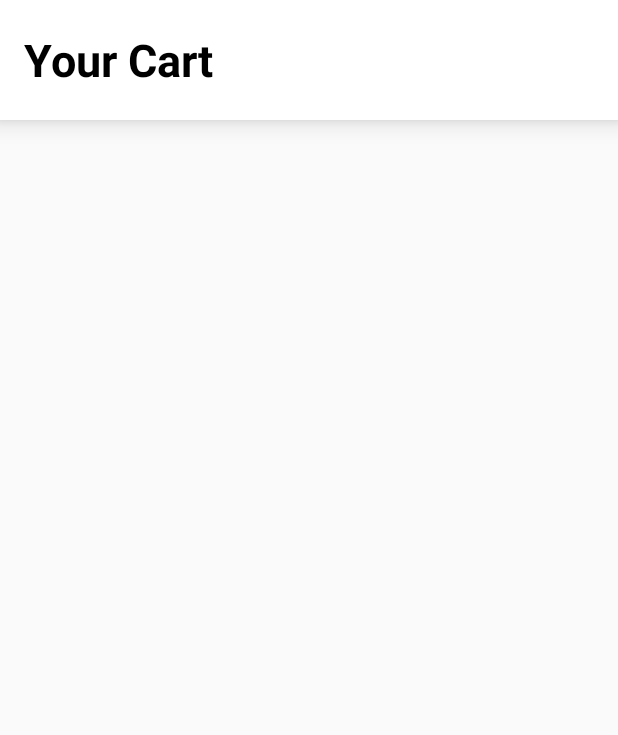
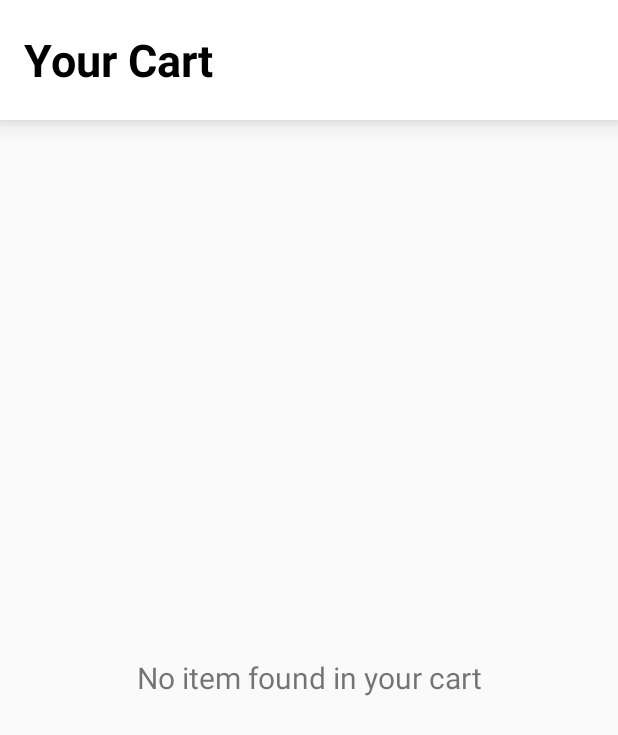
Before and after one commit to wnyao/OrderingApplication, an Android app: the screen it shows after launch (CartActivity), after a tap on "Cart", on a phone screen of 412 x 824 dp. Shown: the top 735 px of the screen. Run offline under Robolectric (Android 15) with nearby library versions, the phone set to English and light mode, and no system bars.

Commit message:
Add message for no item in cart and finalize for final version of MVP

```diff
--- a/app/src/main/java/com/example/kongwenyao/orderingapplication/CartActivity.java
+++ b/app/src/main/java/com/example/kongwenyao/orderingapplication/CartActivity.java
@@ -2,6 +2,7 @@ package com.example.kongwenyao.orderingapplication;
 
 import android.content.SharedPreferences;
 import android.os.Bundle;
+import android.support.constraint.ConstraintLayout;
 import android.support.v7.app.AppCompatActivity;
 import android.support.v7.widget.DefaultItemAnimator;
 import android.support.v7.widget.DividerItemDecoration;
@@ -9,7 +10,10 @@ import android.support.v7.widget.LinearLayoutManager;
 import android.support.v7.widget.RecyclerView;
 import android.support.v7.widget.Toolbar;
 import android.support.v7.widget.helper.ItemTouchHelper;
+import android.view.Gravity;
 import android.view.Menu;
+import android.view.ViewGroup;
+import android.widget.TextView;
 
 import java.util.ArrayList;
 import java.util.Arrays;
@@ -40,6 +44,7 @@ public class CartActivity extends AppCompatActivity implements RecyclerItemTouch
         cartList = new LinkedList<>(Arrays.asList(getCartList())); //Note: Array.asList returning fixed-size list; can't flexibly remove
         adapter = new CartListAdapter(cartList);
 
+        if (cartList.size() != 0) {
             //Recycler view setup
             RecyclerView.LayoutManager layoutManager = new LinearLayoutManager(getApplicationContext());
             recyclerView.setLayoutManager(layoutManager);
@@ -51,6 +56,10 @@ public class CartActivity extends AppCompatActivity implements RecyclerItemTouch
             ItemTouchHelper.SimpleCallback itemTouchHelperCallback = new RecyclerItemTouchHelper(0,
                     ItemTouchHelper.LEFT, this);
             new ItemTouchHelper(itemTouchHelperCallback).attachToRecyclerView(recyclerView);
+        } else {
+            //Inform user for no item in cart
+            notifyForNoItem();
+        }
     }
 
     @Override
@@ -84,7 +93,7 @@ public class CartActivity extends AppCompatActivity implements RecyclerItemTouch
     public void onSwiped(RecyclerView.ViewHolder viewHolder, int direction, int position) {
 
         if (viewHolder instanceof CartListAdapter.ViewHolder) {
-            //Get remove item name
+            //TODO: notify remove item name
             String foodName = cartList.get(viewHolder.getAdapterPosition()).split(",")[0];
 
             //Remove item from data set and shared preferences
@@ -99,7 +108,22 @@ public class CartActivity extends AppCompatActivity implements RecyclerItemTouch
         String key = ITEM_PREFIX_TAG + "_" + String.valueOf(position);
         SharedPreferences sharedPreferences = getSharedPreferences(CART_STORAGE_TAG, 0);
         sharedPreferences.edit().remove(key).apply();
+    }
 
+    //Notify user for no item in cart
+    private void notifyForNoItem() {
+        ConstraintLayout constraintLayout = findViewById(R.id.constraitLayout);
+        TextView textView = new TextView(this);
+
+        //Layout parameters
+        ViewGroup.LayoutParams layoutParams = new ViewGroup.LayoutParams(ViewGroup.LayoutParams.MATCH_PARENT,
+                ViewGroup.LayoutParams.MATCH_PARENT);
+        textView.setLayoutParams(layoutParams);
+        textView.setText(R.string.notify_string_no_item);
+        textView.setTextSize(20);
+        textView.setGravity(Gravity.CENTER_VERTICAL|Gravity.CENTER_HORIZONTAL);
+
+        constraintLayout.addView(textView);
     }
 
 }
--- a/app/src/main/java/com/example/kongwenyao/orderingapplication/CartListAdapter.java
+++ b/app/src/main/java/com/example/kongwenyao/orderingapplication/CartListAdapter.java
@@ -49,11 +49,10 @@ public class CartListAdapter extends RecyclerView.Adapter<CartListAdapter.ViewHo
         final String[] item = dataset.get(position).split(",");
         String totalPrice = "$" + String.format("%.2f", getTotalPrice(item[1], item[2]));
 
-        //Display info
+        //Display cart item information
         holder.nameTextView.setText(item[0]);
         holder.amountTextView.setText(item[1]);
         holder.priceTextView.setText(totalPrice);
-
     }
 
     @Override
@@ -71,7 +70,7 @@ public class CartListAdapter extends RecyclerView.Adapter<CartListAdapter.ViewHo
 
     public void removeItem(int position) {
 
-        Log.e("e", String.valueOf(position)); //
+        Log.e("remove position", String.valueOf(position)); //
 
         dataset.remove(position);
         notifyItemRemoved(position);
--- a/app/src/main/java/com/example/kongwenyao/orderingapplication/ItemInfoActivity.java
+++ b/app/src/main/java/com/example/kongwenyao/orderingapplication/ItemInfoActivity.java
@@ -30,10 +30,10 @@ public class ItemInfoActivity extends AppCompatActivity implements View.OnClickL
     private int drawableID, itemAmount = 1;
     private Double itemPrice;
 
-    public static int TOTAL_ITEM;
+    public static int TOTAL_ITEM; //For recording number of total item picked
     public static final String INTENT_MESSAGE = "NOTICE";
 
-    public static final String PREFS_FILE = "PREFS_FILE"; //Preferences file for sharing the total of cart items
+    public static final String PREFS_FILE_KEY = "PREFS_FILE"; //Preferences file for sharing the total of cart items
     public static final String TOTAL_ITEM_KEY = "TOTAL_ITEM"; //Key for total item
 
     @Override
@@ -74,7 +74,7 @@ public class ItemInfoActivity extends AppCompatActivity implements View.OnClickL
         super.onPause();
 
         //Store number of total item picked
-        SharedPreferences.Editor sharedPreferences = getSharedPreferences(PREFS_FILE, 0).edit();
+        SharedPreferences.Editor sharedPreferences = getSharedPreferences(PREFS_FILE_KEY, 0).edit();
         sharedPreferences.putInt(TOTAL_ITEM_KEY, TOTAL_ITEM);
         sharedPreferences.apply();
     }
@@ -133,8 +133,6 @@ public class ItemInfoActivity extends AppCompatActivity implements View.OnClickL
             message = itemAmount + " " + itemName + "has added to cart.";
             TOTAL_ITEM += 1;
 
-            Log.e("e" , String.valueOf(TOTAL_ITEM)); ////
-
             //Add to pref file of cart list
             String cart_item = itemName + "," + itemAmount + "," + itemPrice;
             String pref_key = CartActivity.ITEM_PREFIX_TAG + "_" + String.valueOf(TOTAL_ITEM);
--- a/app/src/main/java/com/example/kongwenyao/orderingapplication/LandingActivity.java
+++ b/app/src/main/java/com/example/kongwenyao/orderingapplication/LandingActivity.java
@@ -28,6 +28,8 @@ public class LandingActivity extends AppCompatActivity implements View.OnClickLi
 
     private Map<String, Integer> foodItems;
     private ItemInfoActivity itemInfoActivity;
+
+    //Intent parameter for ItemInfoActivity.clas
     public static final String INTENT_FOODNAME = "CARD_NAME";
     public static final String INTENT_ID = "DRAWABLE_ID";
 
@@ -71,7 +73,7 @@ public class LandingActivity extends AppCompatActivity implements View.OnClickLi
         }
 
         //Get total number of item picked
-        SharedPreferences sharedPreferences = getSharedPreferences(ItemInfoActivity.PREFS_FILE, 0);
+        SharedPreferences sharedPreferences = getSharedPreferences(ItemInfoActivity.PREFS_FILE_KEY, 0);
         ItemInfoActivity.TOTAL_ITEM = sharedPreferences.getInt(ItemInfoActivity.TOTAL_ITEM_KEY, 0);
     }
 
@@ -178,7 +180,8 @@ public class LandingActivity extends AppCompatActivity implements View.OnClickLi
     //Create new ImageView with specified layout parameters
     private ImageView createImageView(int drawableID) {
         ImageView imageView = new ImageView(this);
-        ViewGroup.LayoutParams layoutParams = new ViewGroup.LayoutParams(ViewGroup.LayoutParams.MATCH_PARENT, 500);
+        ViewGroup.LayoutParams layoutParams = new ViewGroup.LayoutParams(ViewGroup.LayoutParams.MATCH_PARENT,
+                500);
 
         //Layout Parameters
         imageView.setLayoutParams(layoutParams);
--- a/app/src/main/java/com/example/kongwenyao/orderingapplication/RecyclerItemTouchHelper.java
+++ b/app/src/main/java/com/example/kongwenyao/orderingapplication/RecyclerItemTouchHelper.java
@@ -16,7 +16,8 @@ public class RecyclerItemTouchHelper extends ItemTouchHelper.SimpleCallback{
     }
 
     @Override
-    public boolean onMove(RecyclerView recyclerView, RecyclerView.ViewHolder viewHolder, RecyclerView.ViewHolder target) {
+    public boolean onMove(RecyclerView recyclerView, RecyclerView.ViewHolder viewHolder,
+                          RecyclerView.ViewHolder target) {
         return false;
     }
 
@@ -43,7 +44,8 @@ public class RecyclerItemTouchHelper extends ItemTouchHelper.SimpleCallback{
     }
 
     @Override
-    public void onChildDrawOver(Canvas c, RecyclerView recyclerView, RecyclerView.ViewHolder viewHolder, float dX, float dY, int actionState, boolean isCurrentlyActive) {
+    public void onChildDrawOver(Canvas c, RecyclerView recyclerView, RecyclerView.ViewHolder viewHolder,
+                                float dX, float dY, int actionState, boolean isCurrentlyActive) {
         super.onChildDrawOver(c, recyclerView, viewHolder, dX, dY, actionState, isCurrentlyActive);
 
         //Get foreground view via CartListAdapter.java
--- a/app/src/main/res/drawable/shape_gradient.xml
+++ b/app/src/main/res/drawable/shape_gradient.xml
@@ -6,7 +6,7 @@
         android:endColor="#00FFFFFF"
         android:startColor="#aa000000"
         android:centerColor="#00000000"
-        android:centerY="0.8"/>
+        android:centerY="0.7"/>
 
     <corners android:radius="0dp" />
 </shape>
--- a/app/src/main/res/layout/activity_cart.xml
+++ b/app/src/main/res/layout/activity_cart.xml
@@ -32,6 +32,7 @@
     </android.support.design.widget.AppBarLayout>
 
     <android.support.constraint.ConstraintLayout
+        android:id="@+id/constraitLayout"
         android:layout_width="match_parent"
         android:layout_height="match_parent"
         app:layout_behavior="@string/appbar_scrolling_view_behavior"
--- a/app/src/main/res/values/strings.xml
+++ b/app/src/main/res/values/strings.xml
@@ -8,4 +8,5 @@
     <string name="delete">Delete</string>
     <string name="cart_label">Your Cart</string>
     <string name="sample">Sample</string>
+    <string name="notify_string_no_item">No item found in your cart</string>
 </resources>
```
Lines whose indentation alone changed are shown as unchanged.
